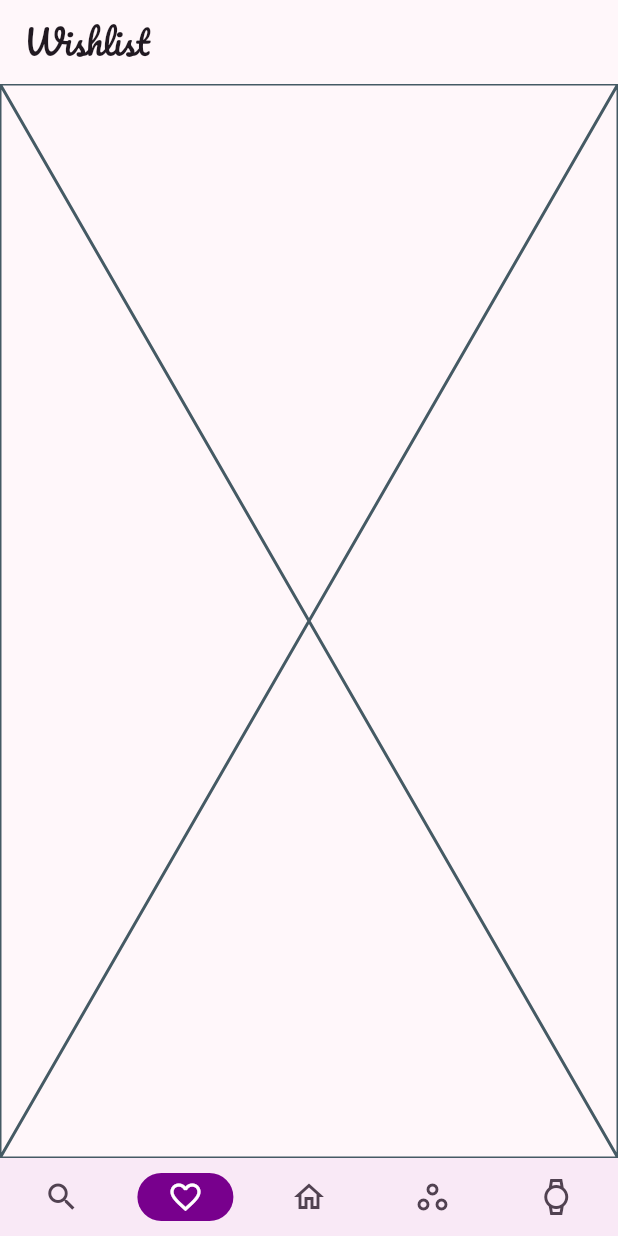
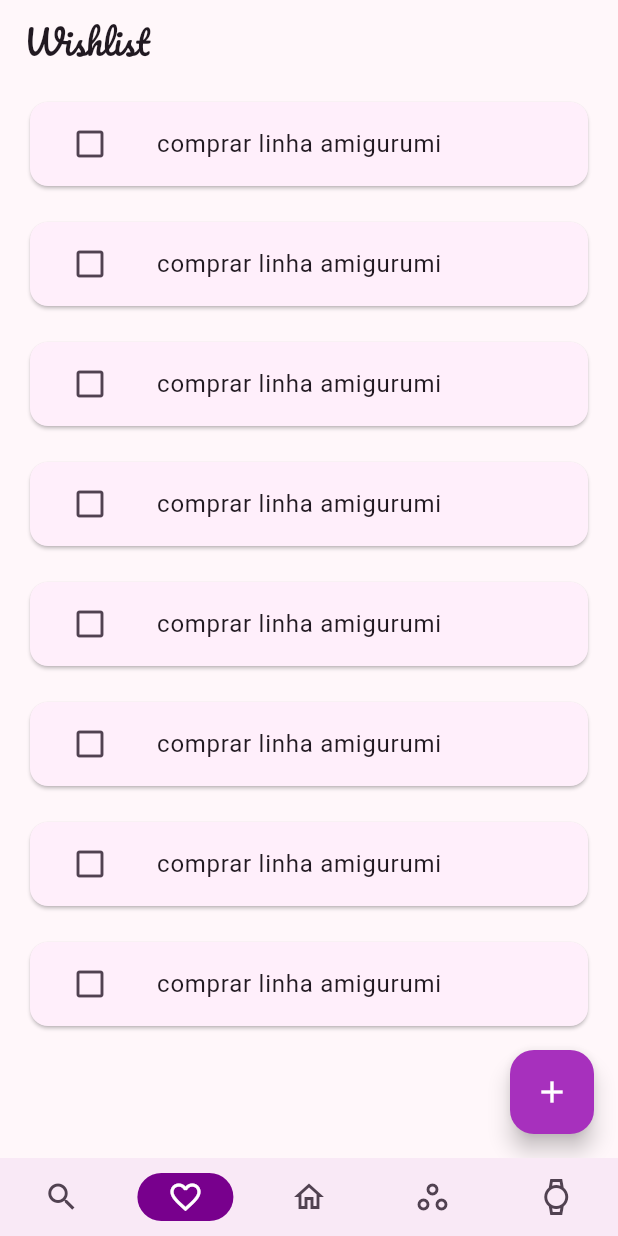
Before and after one commit to saycass/crochetime, a Flutter app: the screen it shows after launch, item 2 of the bottom bar chosen, on a phone screen of 412 x 824 dp. Run offline on Flutter 3.47's test engine with Material 3 defaults, Android fonts, the phone set to English and light mode, and no system bars; our stand-ins replace animate_do, go_router, google_fonts; network calls fail.

Commit message:
Create wishlist home screen  and wishlist widgets.

```diff
--- a/lib/ui/wishlist/home/home_screen.dart
+++ b/lib/ui/wishlist/home/home_screen.dart
@@ -1,15 +1,33 @@
 import 'package:flutter/material.dart';
 
+import '../../core/themes/dimension.dart';
+import 'widgets/list_card.dart';
+
 class HomeScreen extends StatelessWidget {
-  const HomeScreen({super.key});
+  const HomeScreen({
+    super.key,
+  });
 
   @override
   Widget build(BuildContext context) {
     return Scaffold(
-      appBar: AppBar(
-        title: const Text('Wishlist')
+      appBar: AppBar(title: const Text('Wishlist')),
+      body: ListView.builder(
+        padding: Dimension.small.horizontalPadding,
+        itemCount: 8,
+        itemBuilder: (BuildContext context, int index) {
+          return Container(
+            margin: Dimension.smaller.verticalPadding,
+            child: const ListCard(
+            ),
+          );
+        },
       ),
-      body: const Placeholder(),
+      floatingActionButton: FloatingActionButton(
+        onPressed: () {
+        },
+        child: const Icon(Icons.add),
+      ),
     );
   }
 }
--- /dev/null
+++ b/lib/ui/wishlist/home/widgets/list_card.dart
@@ -0,0 +1,21 @@
+import 'package:flutter/material.dart';
+
+class ListCard extends StatelessWidget {
+
+  final String title;
+  const ListCard({super.key,
+    this. title =' comprar linha amigurumi',
+  });
+
+  @override
+  Widget build(BuildContext context) {
+    return  Card(
+      child: ListTile(
+        leading: IconButton(onPressed: () {},
+            icon: Icon(Icons.check_box_outline_blank_outlined),
+        ),
+        title: Text(title),
+      ),
+    );
+  }
+}
```
Also changed, not shown: lib/ui/workspace/home/widgets/project_card.dart (+4 -9 lines).
